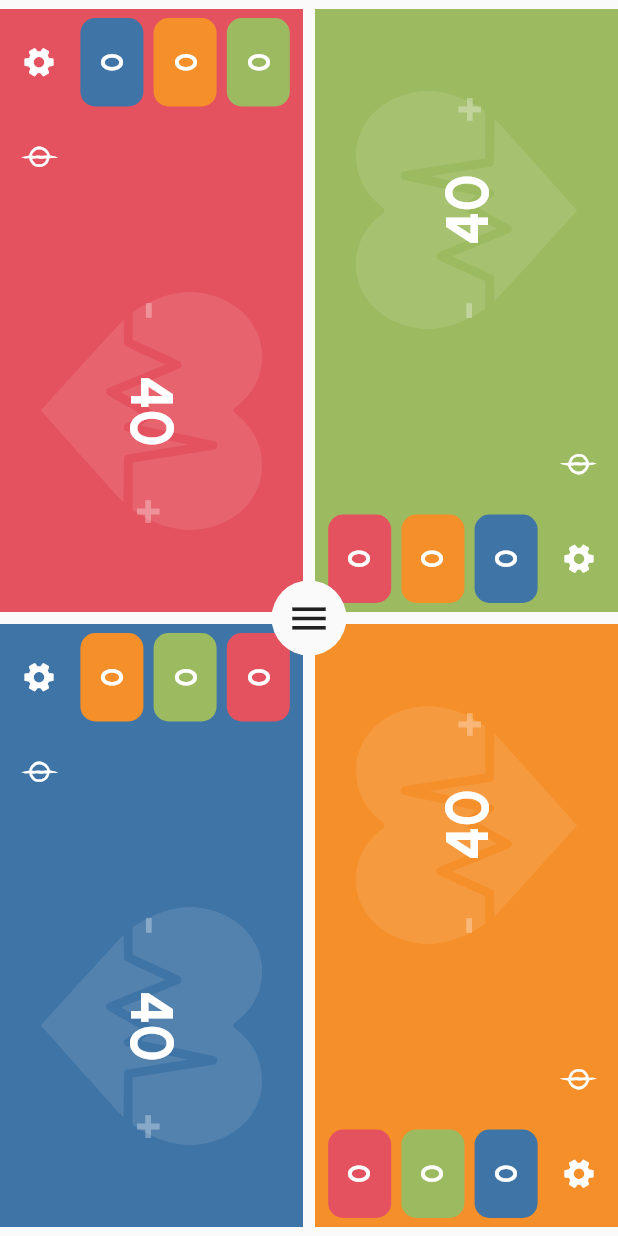
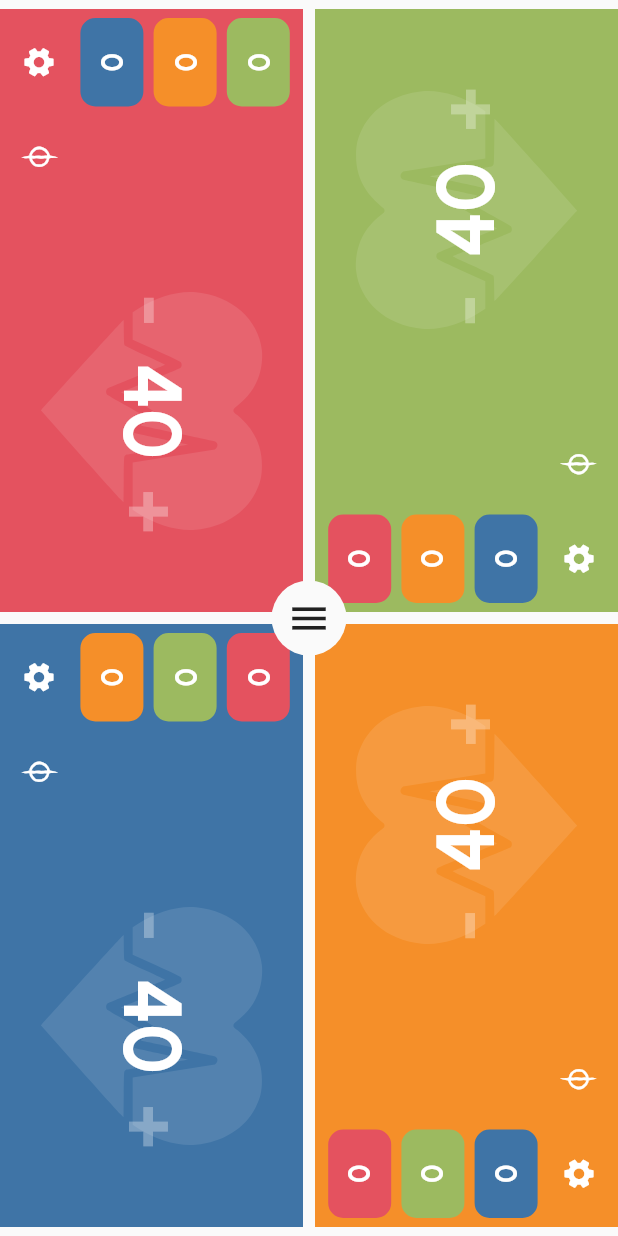
Before and after one commit to birkoss/mtg-tracker, a Flutter app: the screen it shows after launch, on a phone screen of 412 x 824 dp. Run offline on Flutter 3.47's test engine with Material 2 defaults, Android fonts, the phone set to English and light mode, and no system bars; our stand-ins replace flutter_svg, google_fonts, shared_preferences, wakelock.

Commit message:
Bigger font

```diff
--- a/lib/main.dart
+++ b/lib/main.dart
@@ -12,10 +12,6 @@
 //    - Initiative
 //  - Button + and -
 //    - if it's held, it added/removed points by 5 instead of 1 at the time. As an option (from: JaqueLeKappa)
-
-// TODO: Tools - Add a "reduce/add lifetotal by x part, rounded up/down" (from: JaqueLeKappa)
-//  - (Example, lose a third of your life rounded up/down)
-//  - There's a bunch of cards that do this and if there are multiple instances of it, a calculator is usually brought up so if this app had it, I'd be over the moon about it.
 
 // UI & Glitch
 //  - TODO: Only gripe i really have with it is that I don't find it a bit unpolished visually (which is to be expected at at this stage and by no means is meant like an insult).
--- a/lib/widgets/boxes/amount.dart
+++ b/lib/widgets/boxes/amount.dart
@@ -11,6 +11,7 @@ class AmountBox extends StatefulWidget {
   final Function getLabel;
   final Function setValue;
   final Function getValue;
+  final bool bigFont;
   final bool lightMode;
   final Function()? onPress;
 
@@ -22,6 +23,7 @@ class AmountBox extends StatefulWidget {
     required this.getLabel,
     required this.getValue,
     this.lightMode = true,
+    this.bigFont = true,
     this.onPress,
   }) : super(key: key);
 
@@ -123,7 +125,7 @@ class _AmountBox extends State<AmountBox> {
                 key: ValueKey<String>(widget.getValue()),
                 overflow: TextOverflow.visible,
                 style: Theme.of(context).textTheme.headline1!.copyWith(
-                      fontSize: 40,
+                      fontSize: widget.bigFont ? 54 : 40,
                       color: (widget.lightMode
                           ? Colors.white
                           : Theme.of(context).primaryColor),
--- a/lib/widgets/boxes/player/tools/amount.dart
+++ b/lib/widgets/boxes/player/tools/amount.dart
@@ -126,6 +126,7 @@ class _PlayerBoxSettingsToolsAmountState
                         ),
                         Expanded(
                           child: AmountBox(
+                            bigFont: false,
                             lightMode: false,
                             setValue: (int modifier) {
                               setState(() {
--- a/lib/widgets/ui/amount/button.dart
+++ b/lib/widgets/ui/amount/button.dart
@@ -52,7 +52,7 @@ class _AmountButtonState extends State<AmountButton> {
                     color: widget.isDarkBackground
                         ? Colors.black26
                         : Colors.white30,
-                    fontSize: 30,
+                    fontSize: 52,
                   ),
             ),
           ),
--- a/pubspec.yaml
+++ b/pubspec.yaml
@@ -15,7 +15,7 @@ publish_to: 'none' # Remove this line if you wish to publish to pub.dev
 # In iOS, build-name is used as CFBundleShortVersionString while build-number used as CFBundleVersion.
 # Read more about iOS versioning at
 # https://developer.apple.com/library/archive/documentation/General/Reference/InfoPlistKeyReference/Articles/CoreFoundationKeys.html
-version: 1.0.9+15
+version: 1.0.9+16
 
 environment:
   sdk: ">=2.12.0 <3.0.0"
```
Also changed, not shown: 1 other file.
